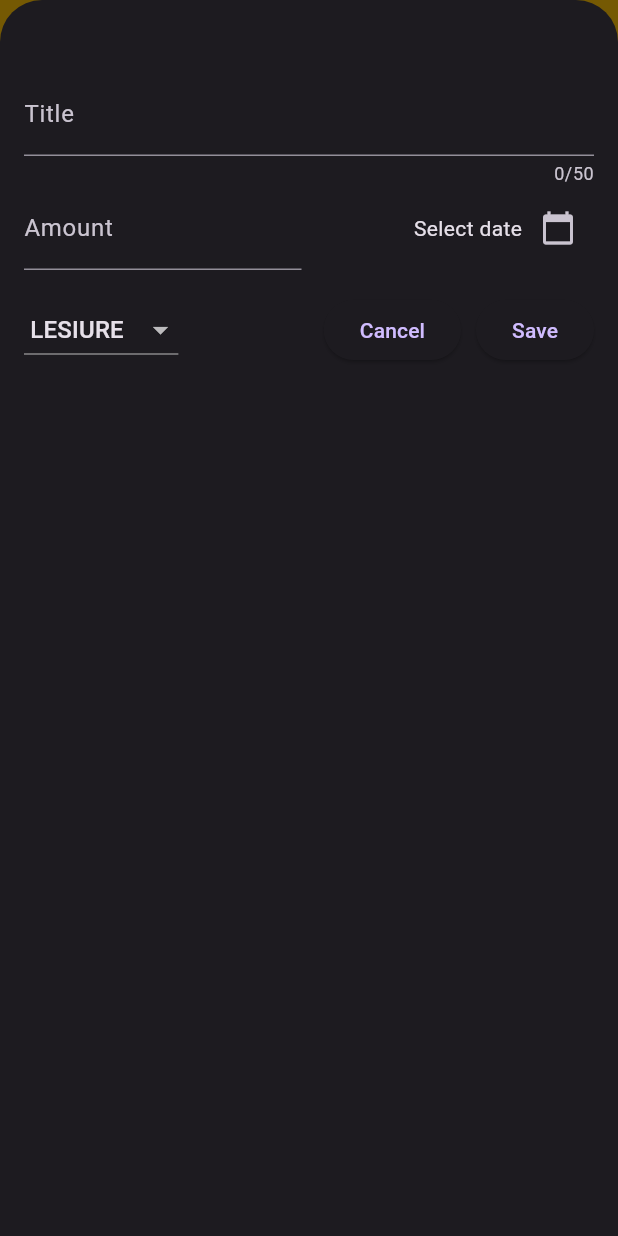
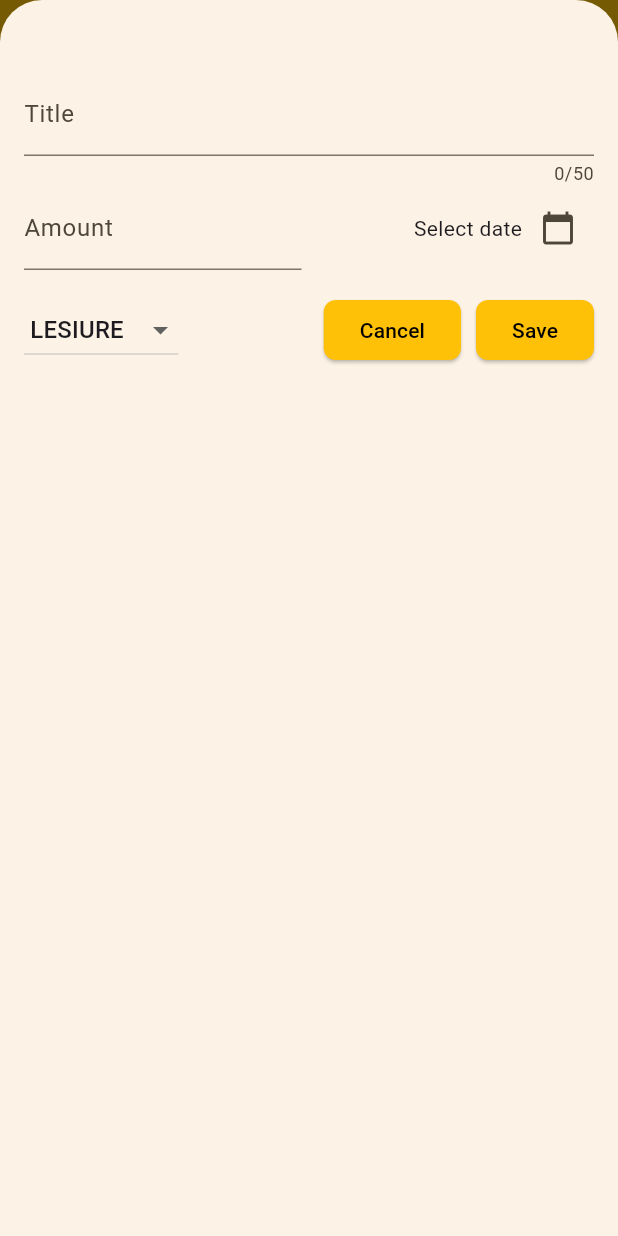
Before and after one commit to Bhavyak789/Expense_Tracker, a Flutter app: the screen it shows after launch, after a tap on the "add" icon, on a phone screen of 412 x 824 dp. Run offline on Flutter 3.47's test engine with Material 3 defaults, Android fonts, the phone set to English and light mode, and no system bars; missing offline and left inert: dart:ffi.

Commit message:
Light theme color scheme done

```diff
--- a/lib/main.dart
+++ b/lib/main.dart
@@ -1,11 +1,42 @@
+import 'dart:ffi';
+
 import 'package:expense_app/widgets/expenses.dart';
+//import 'package:flutter/gestures.dart';
 import 'package:flutter/material.dart';
+
+var kColorScheme = ColorScheme.fromSeed(
+  seedColor: Colors.amber,
+  primary: Colors.amber,
+  secondary: Colors.amberAccent,
+);
 
 void main() {
   runApp(
     MaterialApp(
-      ///theme: ThemeData().copyWith(useMaterial3: true, scaffoldBackgroundColor: Colors.white70),
-      theme: ThemeData.dark(useMaterial3: true),
+      theme: ThemeData().copyWith(
+        //useMaterial3: true,
+        colorScheme: kColorScheme,
+        elevatedButtonTheme: ElevatedButtonThemeData(
+          style: ElevatedButton.styleFrom(
+              backgroundColor: Colors.amber,
+              foregroundColor: Colors.black,
+              shape: RoundedRectangleBorder(
+                  borderRadius: BorderRadius.circular(8))),
+        ),
+        appBarTheme:
+            const AppBarTheme().copyWith(backgroundColor: Colors.amber),
+        cardTheme: const CardTheme().copyWith(
+          margin: const EdgeInsets.symmetric(horizontal: 16, vertical: 8),
+        ),
+        // textTheme: ThemeData().textTheme.copyWith(
+        //       titleMedium: const TextStyle(
+        //           fontWeight: FontWeight.bold,
+        //           fontSize: 16,
+        //           color: Colors.black),
+        //       titleLarge: TextStyle(fontWeight: FontWeight.bold),
+        //     ),
+      ),
+      //theme: ThemeData.dark(useMaterial3: true),
       home: const Expenses(),
     ),
   );
--- a/lib/widgets/expenses.dart
+++ b/lib/widgets/expenses.dart
@@ -81,11 +81,7 @@ class _ExpensesState extends State<Expenses> {
     return SafeArea(
       child: Scaffold(
         appBar: AppBar(
-          title: const Text(
-            'Expense Tracker',
-            style: TextStyle(color: Colors.black),
-          ),
-          backgroundColor: Colors.amber,
+          title: const Text('Expense Tracker'),
           actions: [
             IconButton(
               onPressed: _addExpenseOverlay,
@@ -99,10 +95,7 @@ class _ExpensesState extends State<Expenses> {
         ),
         body: Column(
           children: [
-            const Text(
-              'CHART',
-              style: TextStyle(fontSize: 20),
-            ),
+            //const Text('CHART',style: TextStyle(fontSize: 20),),
             Expanded(child: mainContent)
           ],
         ),
--- a/lib/widgets/expenses_list/expense_item.dart
+++ b/lib/widgets/expenses_list/expense_item.dart
@@ -13,7 +13,7 @@ class ExpenseItem extends StatelessWidget {
         child: Column(
           crossAxisAlignment: CrossAxisAlignment.start,
           children: [
-            Text(expense.title),
+            Text(expense.title, style: Theme.of(context).textTheme.titleMedium),
             const SizedBox(height: 4),
             Row(
               children: [
--- a/lib/widgets/expenses_list/expense_list.dart
+++ b/lib/widgets/expenses_list/expense_list.dart
@@ -15,6 +15,10 @@ class ExpenseList extends StatelessWidget {
     return ListView.builder(
       itemCount: expenses.length,
       itemBuilder: (ctx, index) => Dismissible(
+        background: Container(
+          margin: EdgeInsets.symmetric(vertical: 8),
+          color: const Color.fromARGB(215, 255, 82, 82),
+        ),
         key: ValueKey(expenses[index]),
         child: ExpenseItem(expenses[index]),
         //direction: DismissDirection.startToEnd,
--- a/lib/widgets/new_expense.dart
+++ b/lib/widgets/new_expense.dart
@@ -1,4 +1,5 @@
 //import 'package:expense_app/widgets/expenses.dart';
+import 'package:expense_app/main.dart';
 import 'package:flutter/material.dart';
 import 'package:expense_app/models/expense.dart';
 
```
